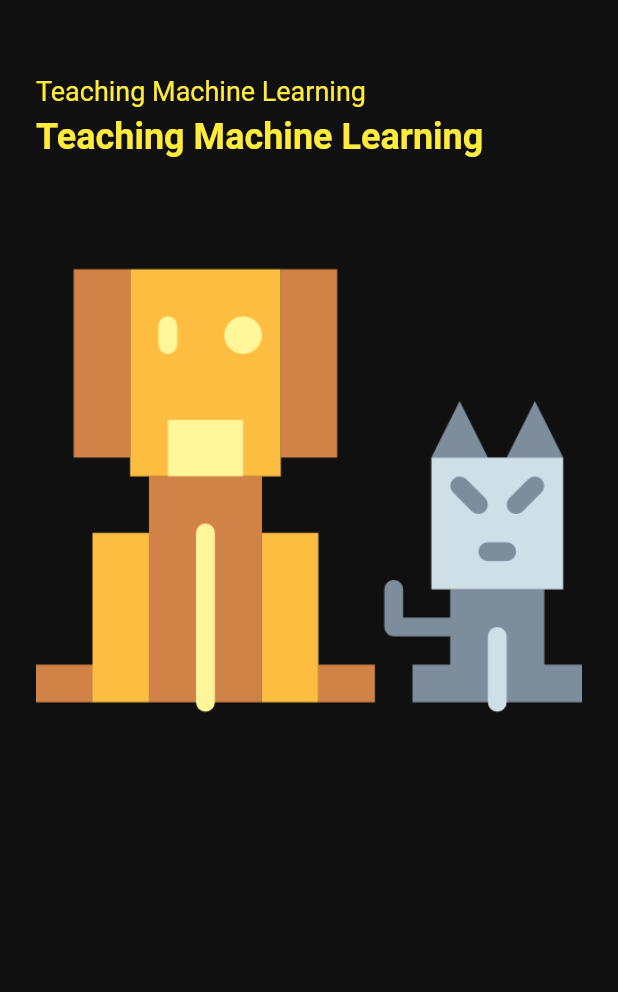
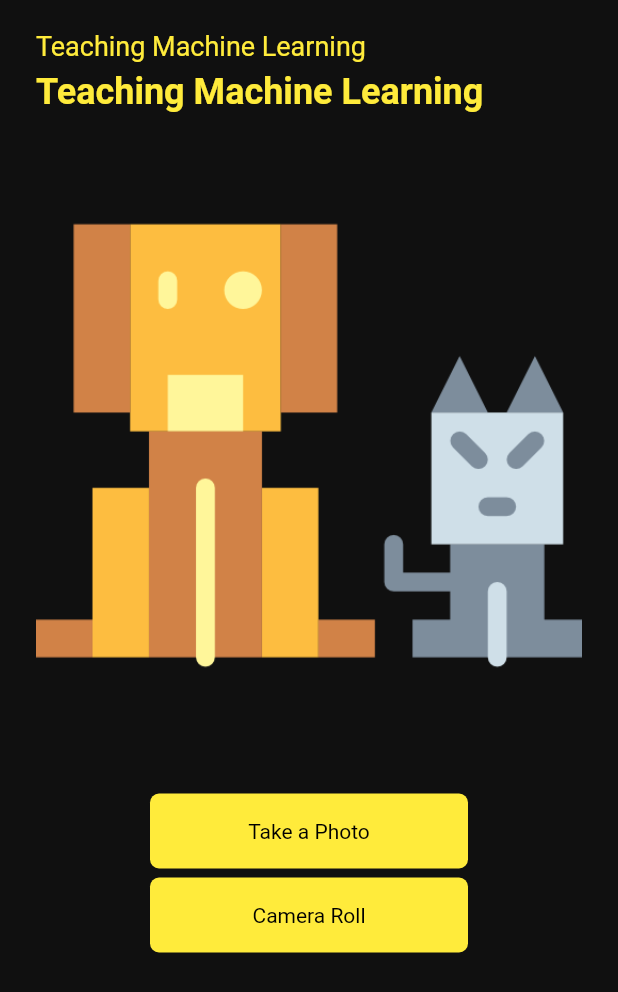
Before and after one commit to irahulcse/Tensorflow-Dog-Cat-Classifier-using-Flutter, a Flutter app: the screen it shows after launch, on a phone screen of 412 x 824 dp. Shown: the top 992 px of the screen. Run offline on Flutter 3.47's test engine with Material 2 defaults, Android fonts, the phone set to English and light mode, and no system bars; our stand-ins replace splashscreen.

Commit message:
Good First Commit at 2020-09-21-16:57:34

```diff
--- a/lib/home.dart
+++ b/lib/home.dart
@@ -19,7 +19,7 @@ class _HomeState extends State<Home> {
           crossAxisAlignment: CrossAxisAlignment.start,
           children: [
             SizedBox(
-              height: 50,
+              height: 20,
             ),
             Text(
               "Teaching Machine Learning",
@@ -45,15 +45,69 @@ class _HomeState extends State<Home> {
             Center(
               child: _loading
                   ? Container(
-                    width: 400,
+                      width: 400,
                       child: Column(
                         children: [
                           Image.asset('assets/cat.png'),
-                          SizedBox(height: 50,)
+                          SizedBox(
+                            height: 50,
+                          )
                         ],
                       ),
                     )
                   : Container(),
+            ),
+            Container(
+              width: MediaQuery.of(context).size.width,
+              child: Column(
+                children: [
+                  GestureDetector(
+                    onTap: () {},
+                    child: Container(
+                      width: MediaQuery.of(context).size.width - 200,
+                      alignment: Alignment.center,
+                      padding: EdgeInsets.symmetric(
+                        horizontal: 24,
+                        vertical: 17,
+                      ),
+                      decoration: BoxDecoration(
+                        color: Colors.yellow,
+                        borderRadius: BorderRadius.circular(6),
+                      ),
+                      child: Text(
+                        "Take a Photo",
+                        style: TextStyle(
+                          color: Colors.black,
+                        ),
+                      ),
+                    ),
+                  ),
+                  SizedBox(
+                    height: 6,
+                  ),
+                  GestureDetector(
+                    onTap: () {},
+                    child: Container(
+                      width: MediaQuery.of(context).size.width - 200,
+                      alignment: Alignment.center,
+                      padding: EdgeInsets.symmetric(
+                        horizontal: 24,
+                        vertical: 17,
+                      ),
+                      decoration: BoxDecoration(
+                        color: Colors.yellow,
+                        borderRadius: BorderRadius.circular(6),
+                      ),
+                      child: Text(
+                        "Camera Roll",
+                        style: TextStyle(
+                          color: Colors.black,
+                        ),
+                      ),
+                    ),
+                  ),
+                ],
+              ),
             )
           ],
         ),
```
